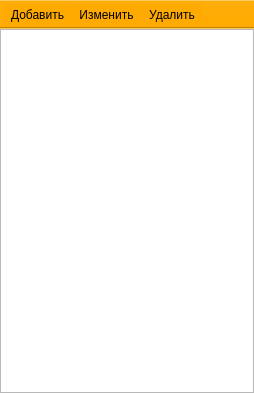
The window that ui/material_provider.ui (Meller008/CRM-Avi) describes before a commit, drawn with Qt 5.
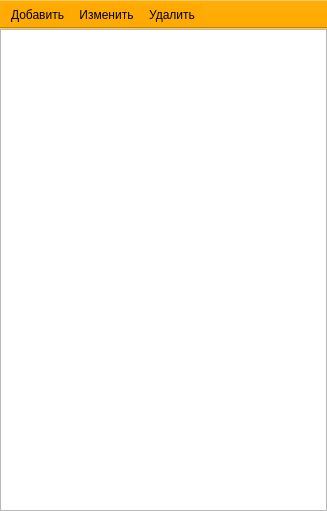
The same window after the commit.

Patch:
```diff
--- a/ui/material_provider.ui
+++ b/ui/material_provider.ui
@@ -6,8 +6,8 @@
    <rect>
     <x>0</x>
     <y>0</y>
-    <width>254</width>
-    <height>393</height>
+    <width>327</width>
+    <height>511</height>
    </rect>
   </property>
   <property name="windowTitle">
```
Left out of the diff: 4 changed lines with no effect on the pictures.
